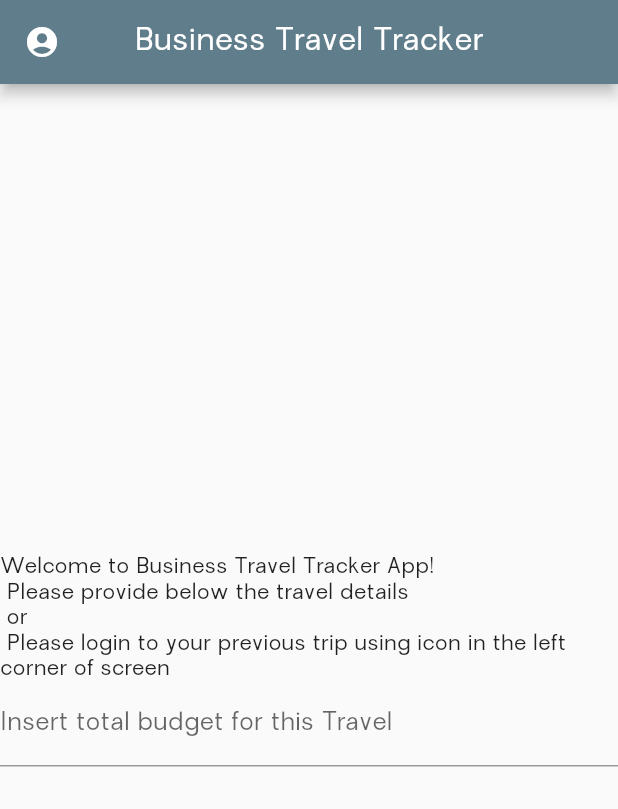
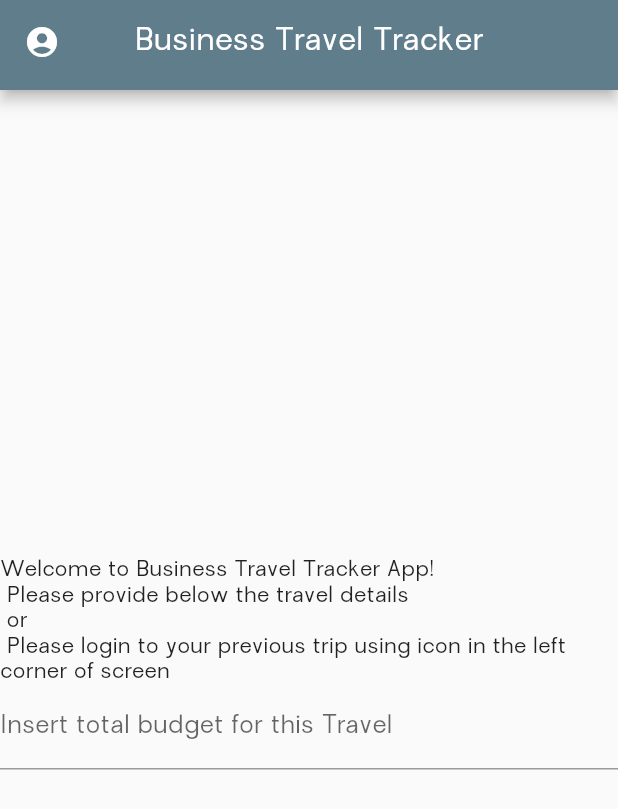
Before and after one commit to dukpio/bussines-tracker-travel, a Flutter app: the screen it shows after launch, on a phone screen of 412 x 824 dp. Shown: the top 809 px of the screen. Run offline on Flutter 3.47's test engine with Material 2 defaults, Android fonts, the phone set to English and light mode, and no system bars; our stand-ins replace syncfusion_flutter_charts.

Commit message:
BTT-019: Main.dart file rebuilt, added: welcome_page.dart and app_bar.dart

```diff
--- a/lib/chart.dart
+++ b/lib/chart.dart
@@ -30,13 +30,13 @@ class Chart extends StatelessWidget {
                 child: Expanded(
                   child: SfCircularChart(
                       title: ChartTitle(
-                          text: 'Total budget:' +
+                          text: 'Total budget: ' +
                               maxAmount.toString() +
                               '\nCurrent status: ' +
                               sum.toStringAsFixed(2) +
                               '/' +
                               maxAmount.toStringAsFixed(2),
-                          textStyle: TextStyle(fontStyle: FontStyle.italic)),
+                          textStyle: const TextStyle(fontStyle: FontStyle.italic)),
                       series: <CircularSeries>[
                         PieSeries<ChartData, String>(
                             onPointTap: (ChartPointDetails details) {},
@@ -58,7 +58,7 @@ class Chart extends StatelessWidget {
                         sum.toStringAsFixed(2) +
                         '/' +
                         maxAmount.toString(),
-                    style: TextStyle(fontWeight: FontWeight.bold),
+                    style: const TextStyle(fontWeight: FontWeight.bold),
                   ),
                 ),
               ));
--- a/lib/list.dart
+++ b/lib/list.dart
@@ -28,20 +28,20 @@ class ListofRecords extends StatelessWidget {
                     padding: const EdgeInsets.all(15.0),
                     child: Text(
                       records[index].amount.toStringAsFixed(2),
-                      style: TextStyle(fontSize: 15),
+                      style: const TextStyle(fontSize: 15),
                     ),
                   ),
                 ),
                 title: Text(
                   records[index].name,
-                  style: TextStyle(fontSize: 20),
+                  style: const TextStyle(fontSize: 20),
                 ),
                 subtitle: Text(
                   DateFormat.MMMMd().format(records[index].date),
-                  style: TextStyle(fontStyle: FontStyle.italic),
+                  style: const TextStyle(fontStyle: FontStyle.italic),
                 ),
                 trailing: IconButton(
-                  icon: Icon(Icons.delete),
+                  icon: const Icon(Icons.delete),
                   onPressed: () => deleteRecord(records[index].id),
                 ),
               ),
--- a/lib/main.dart
+++ b/lib/main.dart
@@ -1,6 +1,8 @@
 import 'dart:io';
 
+import 'package:business_travel_tracker/models/app_bar.dart';
 import 'package:business_travel_tracker/new_record.dart';
+import 'package:business_travel_tracker/welcome_page.dart';
 import 'package:flutter/cupertino.dart';
 import 'package:flutter/material.dart';
 
@@ -18,13 +20,15 @@ class MyApp extends StatelessWidget {
   @override
   Widget build(BuildContext context) {
     final isIOS = Platform.isIOS;
-    return isIOS ? CupertinoApp(
+    return isIOS
+        ? CupertinoApp(
             localizationsDelegates: const [
               DefaultMaterialLocalizations.delegate,
             ],
             title: 'Business Travel Tracker',
             home: MyHomePage(title: 'Business Travel Tracker'),
-    ) : MaterialApp(
+          )
+        : MaterialApp(
             debugShowCheckedModeBanner: false,
             title: 'Business Travel Tracker',
             theme: ThemeData(
@@ -49,10 +53,10 @@ class MyHomePage extends StatefulWidget {
   final List<Record> records = [];
 
   @override
-  State<MyHomePage> createState() => _MyHomePageState();
+  State<MyHomePage> createState() => MyHomePageState();
 }
 
-class _MyHomePageState extends State<MyHomePage> {
+class MyHomePageState extends State<MyHomePage> {
   void addNewRecord(
     String name,
     double amount,
@@ -126,32 +130,38 @@ class _MyHomePageState extends State<MyHomePage> {
     }
   }
 
+  // void refresh(dynamic childValue) {
+  //   setState(() {
+  //     maxAmount = childValue;
+  //   });
+  // }
+
   @override
   Widget build(BuildContext context) {
     final mediaQuery = MediaQuery.of(context);
-    final PreferredSizeWidget appBar = Platform.isIOS
-        ? CupertinoNavigationBar(
-      middle: Text(widget.title),
-      trailing:  CupertinoButton(
-          child: Icon(CupertinoIcons.add),
-        onPressed: ()=>insertNewRecord(context),
-      ),
-      leading: CupertinoButton(
-        child: Icon(CupertinoIcons.person_alt_circle_fill),
-        onPressed: ()=>showLogin(context),
-      ),
-    )
-        : AppBar(
-            leading: IconButton(
-                onPressed: () => showLogin(context),
-                icon: Icon(Icons.account_circle_sharp)),
-            title: Text(widget.title),
-          ) as PreferredSizeWidget;
+    // final PreferredSizeWidget appBar = Platform.isIOS
+    //     ? CupertinoNavigationBar(
+    //         middle: Text(widget.title),
+    //         trailing: CupertinoButton(
+    //           child: const Icon(CupertinoIcons.add),
+    //           onPressed: () => insertNewRecord(context),
+    //         ),
+    //         leading: CupertinoButton(
+    //           child: const Icon(CupertinoIcons.person_alt_circle_fill),
+    //           onPressed: () => showLogin(context),
+    //         ),
+    //       )
+    //     : AppBar(
+    //         leading: IconButton(
+    //             onPressed: () => showLogin(context),
+    //             icon: const Icon(Icons.account_circle_sharp)),
+    //         title: Text(widget.title),
+    //       ) as PreferredSizeWidget;
 
     return maxAmount != 0
         ? Platform.isAndroid
             ? Scaffold(
-                appBar: appBar,
+                appBar: MyAppBar(insertNewRecord, showLogin),
                 body: SafeArea(
                   child: SingleChildScrollView(
                     child: Container(
@@ -161,7 +171,7 @@ class _MyHomePageState extends State<MyHomePage> {
                         children: [
                           Container(
                               height: (mediaQuery.size.height -
-                                      appBar.preferredSize.height -
+                                      60 -
                                       mediaQuery.padding.top) *
                                   0.4,
                               child: Expanded(
@@ -170,7 +180,7 @@ class _MyHomePageState extends State<MyHomePage> {
                               ? Container(
                                   width: double.infinity,
                                   height: (mediaQuery.size.height -
-                                          appBar.preferredSize.height -
+                                          60 -
                                           mediaQuery.padding.top) *
                                       0.6,
                                   child: Platform.isAndroid
@@ -198,7 +208,7 @@ class _MyHomePageState extends State<MyHomePage> {
                                 )
                               : Container(
                                   height: (mediaQuery.size.height -
-                                          appBar.preferredSize.height -
+                                          60 -
                                           mediaQuery.padding.top) *
                                       0.6,
                                   child: SingleChildScrollView(
@@ -222,7 +232,8 @@ class _MyHomePageState extends State<MyHomePage> {
                 ),
               )
             : CupertinoPageScaffold(
-                navigationBar: appBar as ObstructingPreferredSizeWidget,
+                navigationBar: MyAppBar(insertNewRecord, showLogin)
+                    as ObstructingPreferredSizeWidget,
                 child: SafeArea(
                   child: SingleChildScrollView(
                     child: Container(
@@ -232,7 +243,7 @@ class _MyHomePageState extends State<MyHomePage> {
                         children: [
                           Container(
                               height: (mediaQuery.size.height -
-                                      appBar.preferredSize.height -
+                                      60 -
                                       mediaQuery.padding.top) *
                                   0.4,
                               child: Expanded(
@@ -241,19 +252,19 @@ class _MyHomePageState extends State<MyHomePage> {
                               ? Container(
                                   width: double.infinity,
                                   height: (mediaQuery.size.height -
-                                          appBar.preferredSize.height -
+                                          60 -
                                           mediaQuery.padding.top) *
                                       0.6,
                                   child: Column(
                                     mainAxisAlignment: MainAxisAlignment.center,
                                     children: [
-                                      Text(
+                                      const Text(
                                           'Please insert your first record\nTo do this, please use the button below.'),
                                     ],
                                   ))
                               : Container(
                                   height: (mediaQuery.size.height -
-                                          appBar.preferredSize.height -
+                                          60 -
                                           mediaQuery.padding.top) *
                                       0.6,
                                   child: SingleChildScrollView(
@@ -268,50 +279,12 @@ class _MyHomePageState extends State<MyHomePage> {
                     ),
                   ),
                 ))
-        : Platform.isAndroid
-            ? Scaffold(
-                appBar: appBar,
-                body: SafeArea(
-                  child: Column(
-                    crossAxisAlignment: CrossAxisAlignment.center,
-                    mainAxisAlignment: MainAxisAlignment.center,
-                    children: [
-                      Center(
-                          child: Text(
-                              'Welcome to Business Travel Tracker App! \n Please provide below the travel details \n or \n Please login to your previous trip using icon in the left corner of screen')),
-                      TextField(
-                        keyboardType: TextInputType.number,
-                        decoration: InputDecoration(
-                            labelText: 'Insert total budget for this Travel'),
-                        controller: maxAmountcontroller,
-                        onSubmitted: (_) => saveMaxamount(),
-                      ),
-                    ],
-                  ),
-                ),
-              )
-            : CupertinoPageScaffold(
-                navigationBar: appBar as ObstructingPreferredSizeWidget,
-                child: SafeArea(
-                  child: SingleChildScrollView(
-                    child: Container(
-                      child: Column(
-                        crossAxisAlignment: CrossAxisAlignment.center,
-                        mainAxisAlignment: MainAxisAlignment.spaceBetween,
-                        children: [
-                          Center(
-                              child: Text(
-                                  'Welcome to Business Travel Tracker App! \n Please provide below the travel details \n or \n Please login to your previous trip using icon in the left corner of screen')),
-                          CupertinoTextField(
-                            keyboardType: TextInputType.number,
-                            placeholder: 'Insert your budget',
-                            controller: maxAmountcontroller,
-                            onSubmitted: (_) => saveMaxamount(),
-                          ),
-                        ],
-                      ),
-                    ),
-                  ),
-                ));
+        : WelcomePage(
+            insertNewRecord,
+            saveMaxamount,
+            showLogin,
+            maxAmountcontroller,
+            // notifyParent: refresh,
+          );
   }
 }
--- /dev/null
+++ b/lib/models/app_bar.dart
@@ -0,0 +1,38 @@
+import 'dart:io';
+
+import 'package:flutter/cupertino.dart';
+import 'package:flutter/material.dart';
+
+class MyAppBar extends StatelessWidget implements PreferredSizeWidget {
+  final Function insertNewRecord;
+  final Function showLogin;
+
+  const MyAppBar(this.insertNewRecord, this.showLogin, {super.key});
+
+  @override
+  Widget build(BuildContext context) {
+    // final double height = MediaQuery.of(context).size.height *0.2;
+
+    return Platform.isIOS
+        ? CupertinoNavigationBar(
+            middle: const Text('Business Travel Tracker'),
+            trailing: CupertinoButton(
+              child: const Icon(CupertinoIcons.add),
+              onPressed: () => insertNewRecord(context),
+            ),
+            leading: CupertinoButton(
+              child: const Icon(CupertinoIcons.person_alt_circle_fill),
+              onPressed: () => showLogin(context),
+            ),
+          )
+        : AppBar(
+            leading: IconButton(
+                onPressed: () => showLogin(context),
+                icon: const Icon(Icons.account_circle_sharp)),
+            title: const Text('Business Travel Tracker'),
+          );
+  }
+
+  @override
+  Size get preferredSize => Size.fromHeight(60);
+}
--- a/lib/new_record.dart
+++ b/lib/new_record.dart
@@ -97,14 +97,14 @@ class _NewRecordState extends State<NewRecord> {
             mainAxisAlignment: MainAxisAlignment.center,
             children: [
               TextField(
-                decoration: InputDecoration(labelText: 'Insert name'),
+                decoration: const InputDecoration(labelText: 'Insert name'),
                 controller: nameController,
                 onSubmitted: (_) => _saveData(),
               ),
               TextField(
                 keyboardType: TextInputType.number,
                 controller: amountController,
-                decoration: InputDecoration(labelText: 'Insert amount'),
+                decoration: const InputDecoration(labelText: 'Insert amount'),
                 onSubmitted: (_) => _saveData(),
               ),
               ElevatedButton(
--- /dev/null
+++ b/lib/welcome_page.dart
@@ -0,0 +1,85 @@
+import 'dart:io';
+
+import 'package:business_travel_tracker/main.dart';
+import 'package:flutter/cupertino.dart';
+import 'package:flutter/material.dart';
+
+import 'models/app_bar.dart';
+
+class WelcomePage extends StatefulWidget {
+  final Function insertNewRecord;
+
+  final Function showLogin;
+
+  final Function saveMaxamount;
+
+  TextEditingController maxAmountcontroller;
+
+  // final Function notifyParent;
+
+  // WelcomePage(this.insertNewRecord, this.saveMaxamount, this.showLogin,
+  //     TextEditingController maxAmountcontroller, this.maxAmount,
+  //     {super.key, required this.notifyParent});
+
+  WelcomePage(this.insertNewRecord, this.saveMaxamount, this.showLogin,
+      this.maxAmountcontroller,
+      {super.key});
+
+  @override
+  State<WelcomePage> createState() => _WelcomePageState();
+}
+
+class _WelcomePageState extends State<WelcomePage> {
+  @override
+  Widget build(BuildContext context) {
+    return Platform.isAndroid
+        ? Scaffold(
+            appBar: MyAppBar(widget.insertNewRecord, widget.showLogin)
+                as PreferredSizeWidget,
+            body: SafeArea(
+              child: Column(
+                crossAxisAlignment: CrossAxisAlignment.center,
+                mainAxisAlignment: MainAxisAlignment.center,
+                children: [
+                  Center(
+                      child: const Text(
+                          'Welcome to Business Travel Tracker App! \n Please provide below the travel details \n or \n Please login to your previous trip using icon in the left corner of screen')),
+                  TextField(
+                    keyboardType: TextInputType.number,
+                    decoration: InputDecoration(
+                        labelText: 'Insert total budget for this Travel'),
+                    controller: widget.maxAmountcontroller,
+                    onSubmitted: (_) => widget.saveMaxamount(),
+                    // onSubmitted: (_) => widget.notifyParent(maxAmount),
+                  ),
+                ],
+              ),
+            ),
+          )
+        : CupertinoPageScaffold(
+            navigationBar: MyAppBar(widget.insertNewRecord, widget.showLogin)
+                as ObstructingPreferredSizeWidget,
+            child: SafeArea(
+              child: SingleChildScrollView(
+                child: Container(
+                  child: Column(
+                    crossAxisAlignment: CrossAxisAlignment.center,
+                    mainAxisAlignment: MainAxisAlignment.spaceBetween,
+                    children: [
+                      Center(
+                          child: const Text(
+                              'Welcome to Business Travel Tracker App! \n Please provide below the travel details \n or \n Please login to your previous trip using icon in the left corner of screen')),
+                      CupertinoTextField(
+                        keyboardType: TextInputType.number,
+                        placeholder: 'Insert your budget',
+                        controller: widget.maxAmountcontroller,
+                        onSubmitted: (_) => widget.saveMaxamount(),
+                        // onSubmitted: (_) => widget.notifyParent(maxAmount),
+                      ),
+                    ],
+                  ),
+                ),
+              ),
+            ));
+  }
+}
```
Lines whose indentation alone changed are shown as unchanged.
